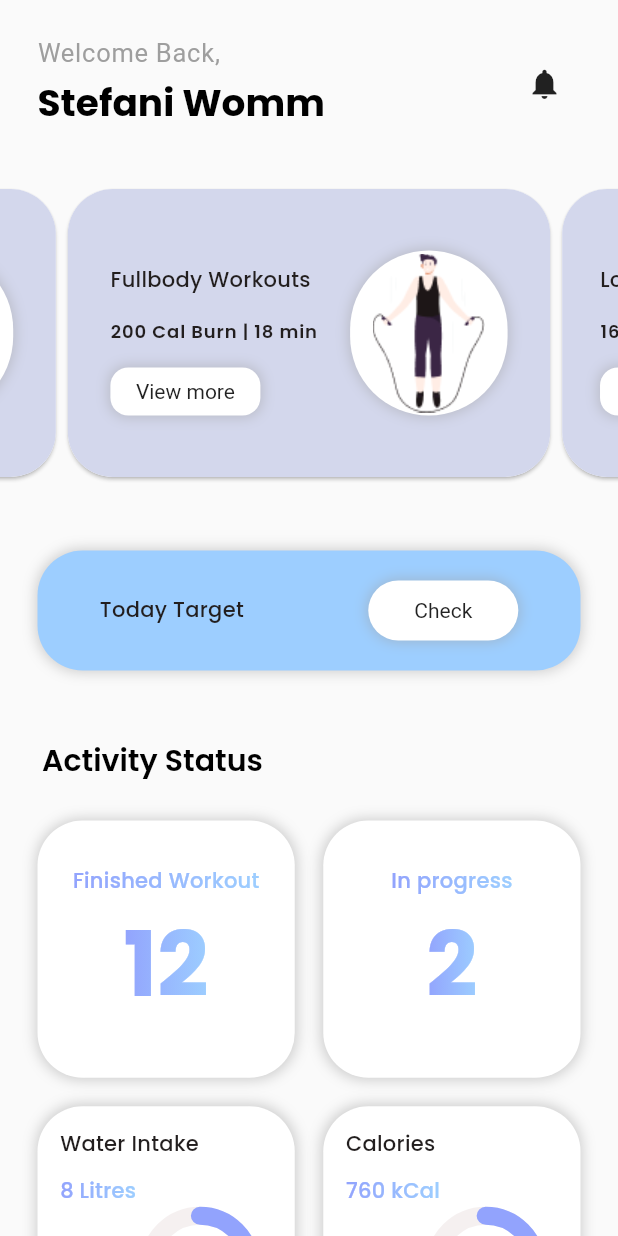
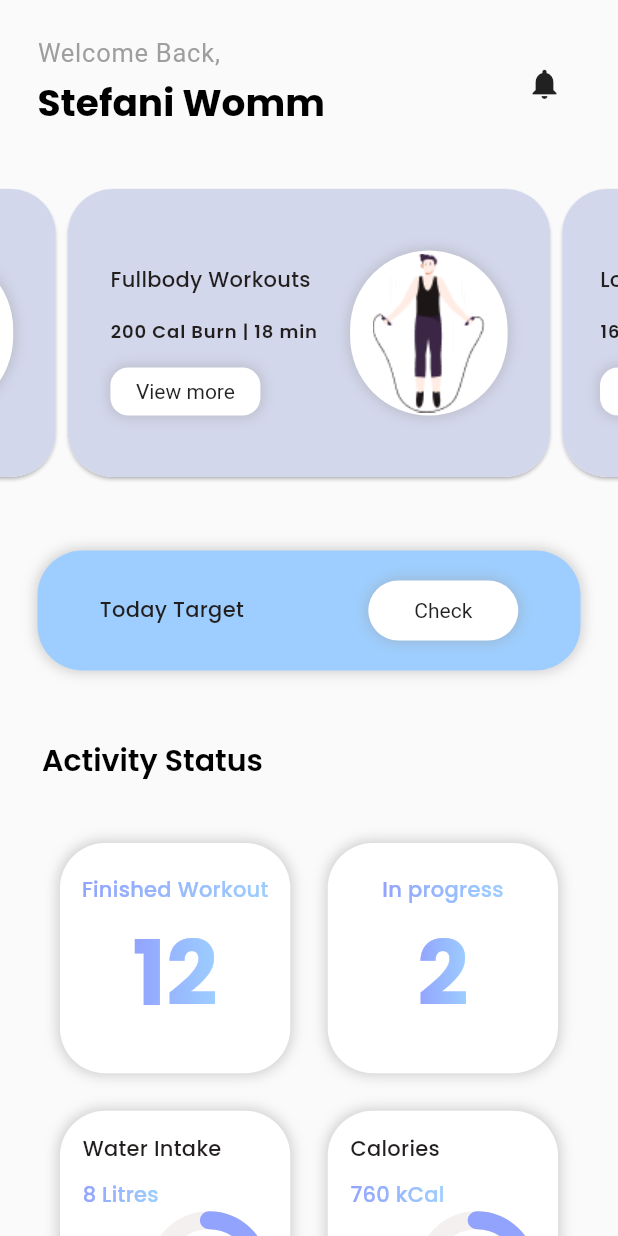
Before and after one commit to shakeerk123/FitlifePro, a Flutter app: the screen it shows after launch, item 2 of the bottom bar chosen, after a tap on "Lowerbody Workouts", on a phone screen of 412 x 824 dp. Run offline on Flutter 3.47's test engine with Material 2 defaults, Android fonts, the phone set to English and light mode, and no system bars; drawn by our look-alikes of carousel_slider, percent_indicator; our stand-ins replace fl_chart, get, google_nav_bar, iconly, lottie; missing offline and left inert: intro_screen_onboarding_flutter; Roboto replaces fonts that are missing (Poppins-Light).

Commit message:
sunday12

```diff
--- a/lib/app/view/Gnav/gnav_navigation.dart
+++ b/lib/app/view/Gnav/gnav_navigation.dart
@@ -11,6 +11,7 @@ class GnavNavigation extends StatefulWidget {
   const GnavNavigation({Key? key}) : super(key: key);
 
   @override
+  // ignore: library_private_types_in_public_api
   _HomeScreenState createState() => _HomeScreenState();
 }
 
@@ -19,9 +20,9 @@ class _HomeScreenState extends State<GnavNavigation> {
 
   // Define your list of routes/screens
   final List<Widget> _screens = [
-    HomeScreen(),
-    WorkoutScreen(),
-    ProfileScreen(),
+    const HomeScreen(),
+    const WorkoutScreen(),
+    const ProfileScreen(),
   ];
 
   @override
@@ -40,7 +41,7 @@ class _HomeScreenState extends State<GnavNavigation> {
               activeColor: Colors.blue,
               gap: 8,
               padding: const EdgeInsets.all(16),
-              tabs: [
+              tabs: const [
                 GButton(
                   icon: IconlyLight.home,
                   text: "Home",
--- a/lib/app/view/home/homepage.dart
+++ b/lib/app/view/home/homepage.dart
@@ -2,8 +2,6 @@ import 'package:carousel_slider/carousel_slider.dart';
 import 'package:fitness_app/utils/color.dart'; // Note the corrected import
 import 'package:fitness_app/utils/path_constants.dart';
 import 'package:flutter/material.dart';
-import 'package:google_nav_bar/google_nav_bar.dart';
-import 'package:iconly/iconly.dart';
 import '../../../utils/text_constanst.dart';
 import '../../../widgets/home_widgets/gridwidget.dart';
 import '../../../widgets/home_widgets/homepagemaincard.dart';
--- a/lib/app/view/workout_tracker/workouttracker_screen.dart
+++ b/lib/app/view/workout_tracker/workouttracker_screen.dart
@@ -4,7 +4,6 @@ import 'package:fitness_app/utils/color.dart';
 import 'package:fitness_app/utils/text_constanst.dart';
 import 'package:flutter/material.dart';
 import 'package:get/get.dart';
-import 'package:google_nav_bar/google_nav_bar.dart';
 import 'package:iconly/iconly.dart';
 import 'package:lottie/lottie.dart';
 
@@ -98,7 +97,7 @@ class WorkoutScreen extends StatelessWidget {
                           height: 30,
                         ),
                         GestureDetector(onTap: ( ){
-                          Get.to(HomeScreen());
+                          Get.to(const HomeScreen());
                         },
                           child: const HomePageCard(
                             colour: FitnessAppColors.logoColor2,
--- a/lib/main.dart
+++ b/lib/main.dart
@@ -1,6 +1,6 @@
 
 import 'package:fitness_app/app/view/Gnav/gnav_navigation.dart';
-import 'package:fitness_app/app/view/workout_tracker/workouttracker_screen.dart';
+import 'package:fitness_app/app/view/register/register_page1.dart';
 import 'package:flutter/material.dart';
 import 'package:get/get.dart';
 
--- a/lib/widgets/home_widgets/gridwidget.dart
+++ b/lib/widgets/home_widgets/gridwidget.dart
@@ -13,11 +13,11 @@ class GridWidget extends StatelessWidget {
   @override
   Widget build(BuildContext context) {
     return Padding(
-      padding: const EdgeInsets.symmetric(horizontal: 25, vertical: 25),
+      padding: const EdgeInsets.symmetric(horizontal: 40, vertical: 40),
       child: GridView(
         gridDelegate: const SliverGridDelegateWithFixedCrossAxisCount(
-          mainAxisSpacing: 19,
-          crossAxisSpacing: 19,
+          mainAxisSpacing: 25,
+          crossAxisSpacing: 25,
           crossAxisCount: 2,
         ),
         shrinkWrap: true, // Add this line to prevent infinite height
```
